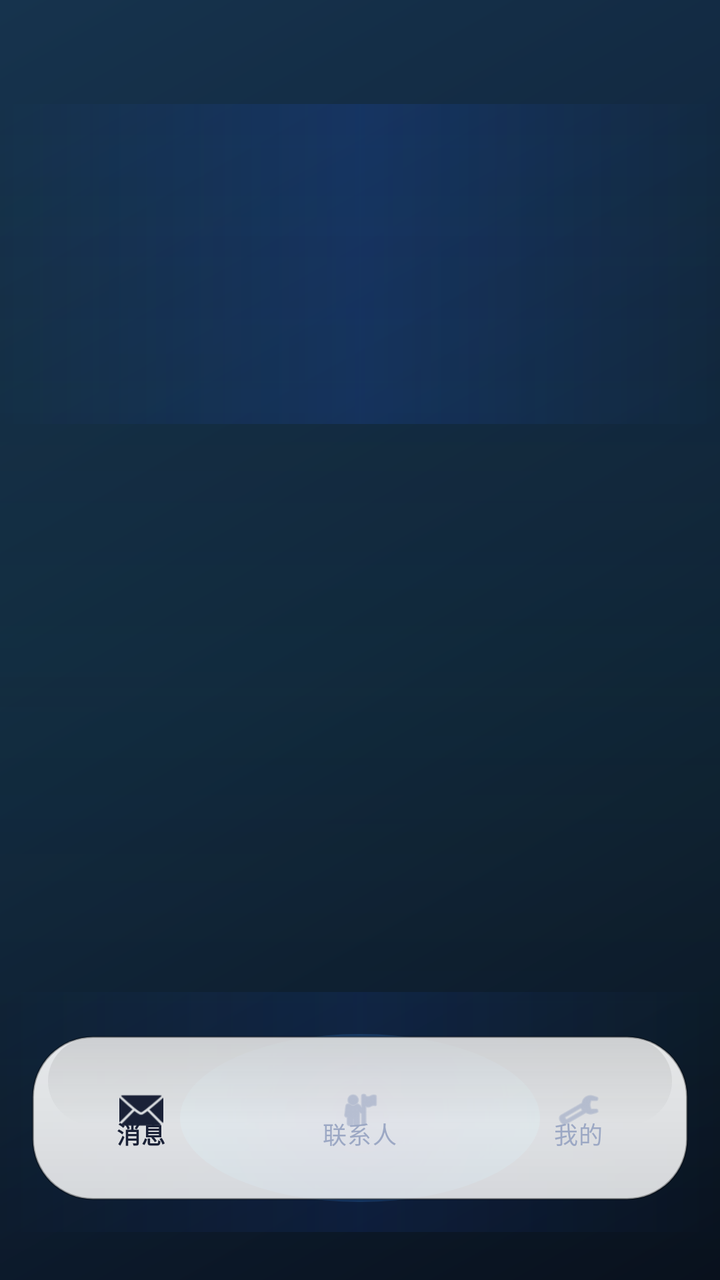
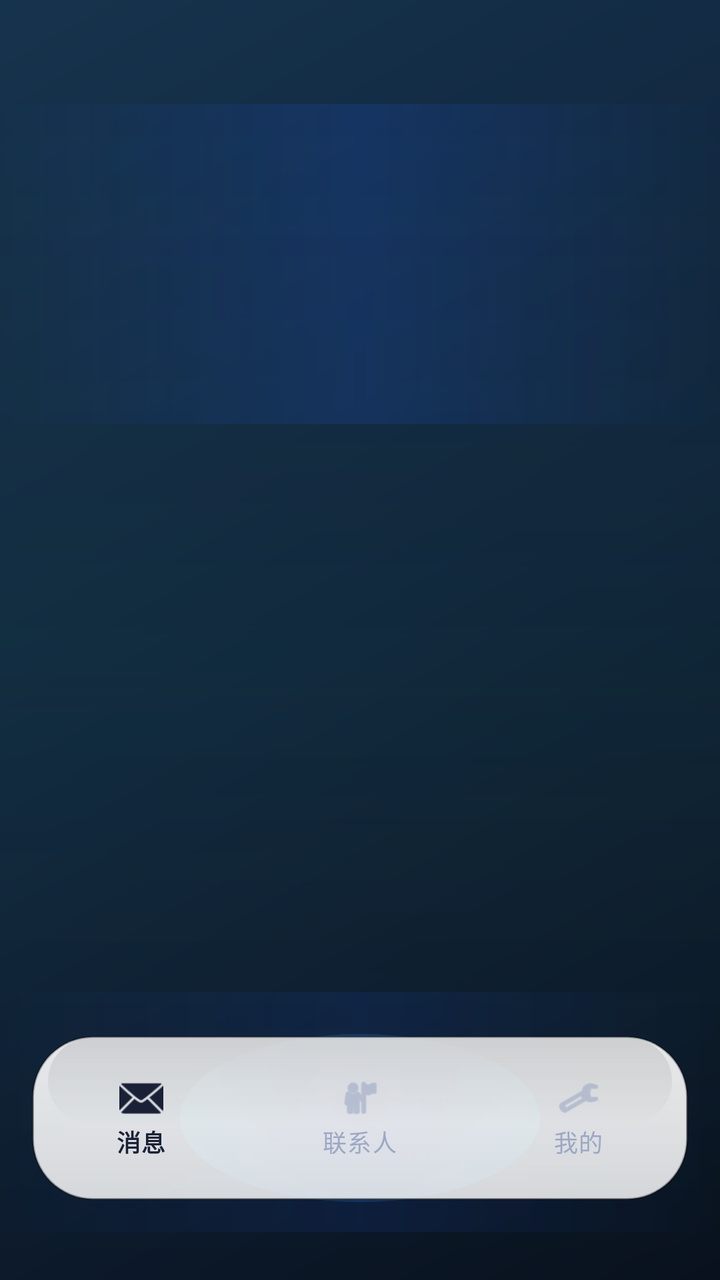

An Android layout rendered at two revisions. The XML below is the earlier revision; the diff shows what the commit changed to produce the second picture.
<!-- AndroidManifest.xml: application theme Theme.Koukou -->
<!-- res/layout/activity_main.xml -->
<?xml version="1.0" encoding="utf-8"?>
<androidx.constraintlayout.widget.ConstraintLayout xmlns:android="http://schemas.android.com/apk/res/android"
    xmlns:app="http://schemas.android.com/apk/res-auto"
    xmlns:tools="http://schemas.android.com/tools"
    android:id="@+id/main"
    android:layout_width="match_parent"
    android:layout_height="match_parent"
    android:background="@drawable/bg_butterfly_scene"
    tools:context=".MainActivity">

    <androidx.viewpager2.widget.ViewPager2
        android:id="@+id/view_pager"
        android:layout_width="0dp"
        android:layout_height="0dp"
        app:layout_constraintBottom_toTopOf="@id/bottom_nav"
        app:layout_constraintEnd_toEndOf="parent"
        app:layout_constraintStart_toStartOf="parent"
        app:layout_constraintTop_toTopOf="parent" />

    <View
        android:id="@+id/nav_ambient_glow"
        android:layout_width="180dp"
        android:layout_height="84dp"
        android:alpha="0.94"
        android:background="@drawable/bg_bottom_nav_ambient_glow"
        app:layout_constraintBottom_toBottomOf="@id/bottom_nav"
        app:layout_constraintEnd_toEndOf="@id/bottom_nav"
        app:layout_constraintStart_toStartOf="@id/bottom_nav"
        app:layout_constraintTop_toTopOf="@id/bottom_nav" />

    <com.google.android.material.bottomnavigation.BottomNavigationView
        android:id="@+id/bottom_nav"
        android:layout_width="0dp"
        android:layout_height="82dp"
        android:layout_marginStart="@dimen/page_horizontal_padding"
        android:layout_marginEnd="@dimen/page_horizontal_padding"
        android:layout_marginBottom="@dimen/space_md"
        android:background="@drawable/bg_butterfly_bottom_nav"
        android:paddingTop="14dp"
        android:paddingBottom="12dp"
        app:elevation="0dp"
        app:itemIconSize="22dp"
        app:itemIconTint="@color/bottom_nav_tint"
        app:itemRippleColor="@android:color/transparent"
        app:itemTextColor="@color/bottom_nav_tint"
        app:labelVisibilityMode="labeled"
        app:layout_constraintBottom_toBottomOf="parent"
        app:layout_constraintEnd_toEndOf="parent"
        app:layout_constraintStart_toStartOf="parent"
        app:menu="@menu/bottom_nav_menu" />

</androidx.constraintlayout.widget.ConstraintLayout>
<!-- resources referenced by this layout -->
<resources>
  <dimen name="page_horizontal_padding">16dp</dimen>
  <dimen name="space_md">16dp</dimen>
  <!-- drawable bg_bottom_nav_ambient_glow (drawable) -->
  <?xml version="1.0" encoding="utf-8"?>
  <shape xmlns:android="http://schemas.android.com/apk/res/android"
      android:shape="oval">
      <gradient
          android:centerColor="#4400E6FF"
          android:endColor="#0000E6FF"
          android:gradientRadius="240dp"
          android:startColor="#267A5CFF"
          android:type="radial" />
  </shape>
  <style name="Theme.Koukou" parent="Base.Theme.Koukou" />
  <color name="md_theme_primary">#00D4FF</color>
  <color name="md_theme_onPrimary">#FFFFFF</color>
  <color name="md_theme_primaryContainer">#EAF4FB</color>
  <color name="md_theme_secondary">#7B2FFF</color>
  <color name="md_theme_onSecondary">#FFFFFF</color>
  <color name="md_theme_background">#F5F7FA</color>
  <color name="md_theme_surface">#FFFFFF</color>
  <color name="md_theme_onBackground">#1A2137</color>
  <color name="md_theme_onSurface">#1A2137</color>
  <style name="Widget.Koukou.Toolbar" parent="Widget.Material3.Toolbar">
          <item name="android:layout_height">@dimen/app_bar_height</item>
          <item name="titleTextColor">@color/butterfly_text_primary</item>
          <item name="subtitleTextColor">@color/butterfly_text_secondary</item>
          <item name="android:background">@android:color/transparent</item>
      </style>
  <style name="Widget.Koukou.Card" parent="Widget.Material3.CardView.Elevated">
          <item name="cardCornerRadius">@dimen/card_radius</item>
          <item name="cardElevation">@dimen/card_elevation</item>
          <item name="strokeColor">@color/card_border</item>
          <item name="strokeWidth">1dp</item>
          <item name="cardBackgroundColor">@color/card_background</item>
      </style>
  <style name="Widget.Koukou.Button" parent="Widget.Material3.Button">
          <item name="cornerRadius">24dp</item>
          <item name="android:minHeight">@dimen/button_primary_height</item>
          <item name="android:textAllCaps">false</item>
      </style>
  <style name="Widget.Koukou.TextInputLayout" parent="Widget.Material3.TextInputLayout.FilledBox">
          <item name="boxCornerRadiusTopStart">@dimen/input_corner_radius</item>
          <item name="boxCornerRadiusTopEnd">@dimen/input_corner_radius</item>
          <item name="boxCornerRadiusBottomStart">@dimen/input_corner_radius</item>
          <item name="boxCornerRadiusBottomEnd">@dimen/input_corner_radius</item>
          <item name="boxStrokeWidthFocused">2dp</item>
      </style>
  <dimen name="app_bar_height">56dp</dimen>
  <color name="butterfly_text_primary">#1A2137</color>
  <color name="butterfly_text_secondary">#6E7A99</color>
  <dimen name="card_radius">16dp</dimen>
  <dimen name="card_elevation">4dp</dimen>
  <color name="card_border">#D4DCE8</color>
  <color name="card_background">#FFFFFF</color>
  <dimen name="button_primary_height">48dp</dimen>
  <dimen name="input_corner_radius">12dp</dimen>
  <!-- unchanged entries left out for length: 3 -->
</resources>

<!-- the commit's change to res/layout/activity_main.xml (unified diff, before → after) -->
@@ -36,8 +36,8 @@
         android:layout_marginEnd="@dimen/page_horizontal_padding"
         android:layout_marginBottom="@dimen/space_md"
         android:background="@drawable/bg_butterfly_bottom_nav"
-        android:paddingTop="14dp"
-        android:paddingBottom="12dp"
+        android:paddingTop="@dimen/space_sm"
+        android:paddingBottom="@dimen/space_sm"
         app:elevation="0dp"
         app:itemIconSize="22dp"
         app:itemIconTint="@color/bottom_nav_tint"
<!-- resource entries referenced after the edit -->
@@ -2,6 +2,7 @@
 <resources>
   <dimen name="page_horizontal_padding">16dp</dimen>
   <dimen name="space_md">16dp</dimen>
+  <dimen name="space_sm">8dp</dimen>
   <!-- drawable bg_bottom_nav_ambient_glow (drawable) -->
   <?xml version="1.0" encoding="utf-8"?>
   <shape xmlns:android="http://schemas.android.com/apk/res/android"
